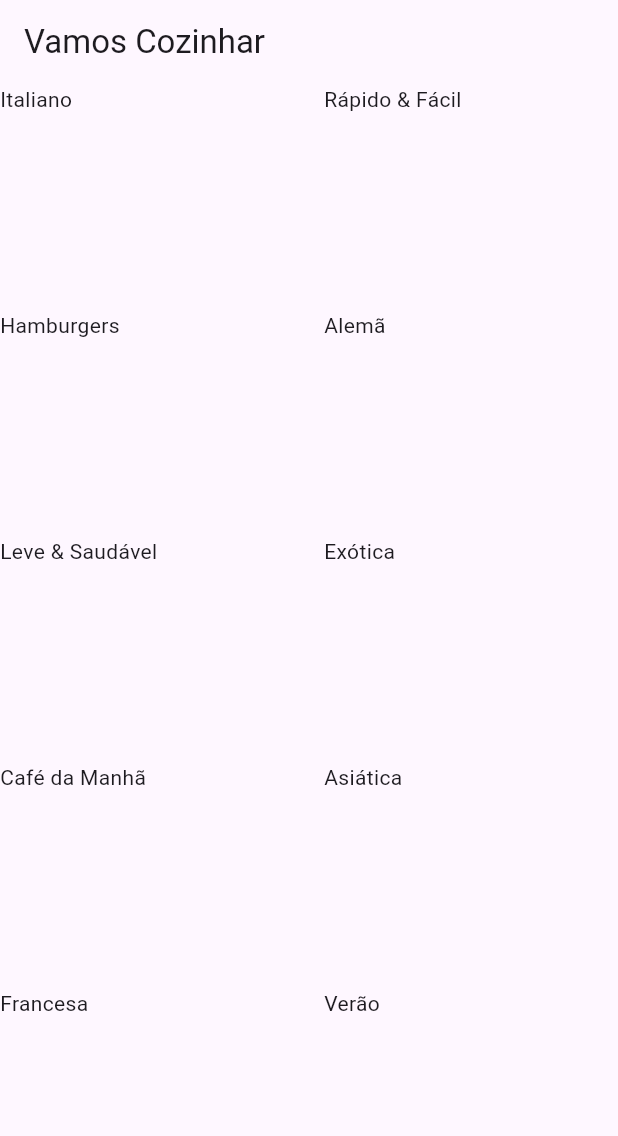
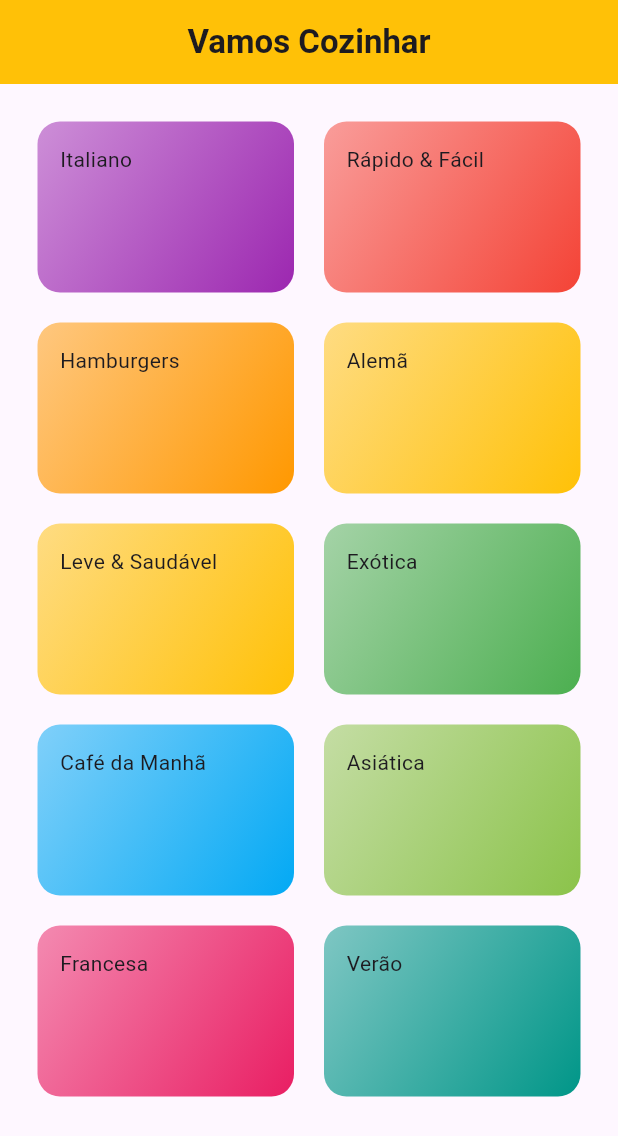
Before and after one commit to martinsharliton/refeicoes_mobile, a Flutter app: the screen it shows after launch, on a phone screen of 412 x 824 dp. Shown: the top 1136 px of the screen. Run offline on Flutter 3.47's test engine with Material 3 defaults, Android fonts, the phone set to English and light mode, and no system bars; Roboto replaces fonts that are missing (Raleway-Bold).

Commit message:
app refeicoes rotas

```diff
--- a/lib/components/item_categoria.dart
+++ b/lib/components/item_categoria.dart
@@ -1,3 +1,4 @@
+import 'package:app03_refeicoes/utils/rotas_app.dart';
 import 'package:flutter/material.dart';
 import '../models/categoria.dart';
 
@@ -6,10 +7,28 @@ class ItemCategoria extends StatelessWidget {
 
   const ItemCategoria(this.categoria, {super.key});
 
+  _selecionarCategoria(BuildContext context) {
+    Navigator.of(context)
+        .pushNamed(RotasApp.CATEGORIA_REFEICOES, arguments: categoria);
+  }
+
   @override
   Widget build(BuildContext context) {
-    return Container(
-      child: Text(categoria.titulo),
+    return InkWell(
+      onTap: () => _selecionarCategoria(context),
+      splashColor: Colors.black,
+      child: Container(
+        padding: const EdgeInsets.all(15),
+        decoration: BoxDecoration(
+          borderRadius: BorderRadius.circular(15),
+          gradient: LinearGradient(
+            colors: [categoria.cor.withOpacity(0.5), categoria.cor],
+            begin: Alignment.topLeft,
+            end: Alignment.bottomRight,
+          ),
+        ),
+        child: Text(categoria.titulo),
+      ),
     );
   }
 }
--- a/lib/data/dados_ficticios.dart
+++ b/lib/data/dados_ficticios.dart
@@ -1,55 +1,53 @@
-import 'dart:math';
-
 import 'package:flutter/material.dart';
 import '../models/categoria.dart';
 
-const List<Categoria> DADOS_FICTICIOS = [
-  Categoria(
+final List<Categoria> DADOS_FICTICIOS = [
+  const Categoria(
     id: 'c1',
     titulo: 'Italiano',
     cor: Colors.purple,
   ),
-  Categoria(
+  const Categoria(
     id: 'c2',
     titulo: 'Rápido & Fácil',
     cor: Colors.red,
   ),
-  Categoria(
+  const Categoria(
     id: 'c3',
     titulo: 'Hamburgers',
     cor: Colors.orange,
   ),
-  Categoria(
+  const Categoria(
     id: 'c4',
     titulo: 'Alemã',
     cor: Colors.amber,
   ),
-  Categoria(
+  const Categoria(
     id: 'c5',
     titulo: 'Leve & Saudável',
     cor: Colors.amber,
   ),
-  Categoria(
+  const Categoria(
     id: 'c6',
     titulo: 'Exótica',
     cor: Colors.green,
   ),
-  Categoria(
+  const Categoria(
     id: 'c7',
     titulo: 'Café da Manhã',
     cor: Colors.lightBlue,
   ),
-  Categoria(
+  const Categoria(
     id: 'c8',
     titulo: 'Asiática',
     cor: Colors.lightGreen,
   ),
-  Categoria(
+  const Categoria(
     id: 'c9',
     titulo: 'Francesa',
     cor: Colors.pink,
   ),
-  Categoria(
+  const Categoria(
     id: 'c10',
     titulo: 'Verão',
     cor: Colors.teal,
--- a/lib/main.dart
+++ b/lib/main.dart
@@ -1,6 +1,8 @@
+import 'package:app03_refeicoes/utils/rotas_app.dart';
 import 'package:flutter/material.dart';
 
 import './screens/tela_categoria.dart';
+import './screens/tela_refeicoes_categoria.dart';
 
 void main() {
   runApp(const MyApp());
@@ -16,8 +18,16 @@ class MyApp extends StatelessWidget {
       title: 'Flutter Demo',
       theme: ThemeData(
         primarySwatch: Colors.blue,
+        fontFamily: 'Raleway-Bold',
+        canvasColor: const Color.fromRGBO(255, 254, 229, 1),
       ),
-      home: const Telacategoria(),
+      //home: const TelaCategoria(),
+
+      // -- Rotas do aplicativo --
+      routes: {
+        RotasApp.HOME: ((context) => const TelaCategoria()),
+        RotasApp.CATEGORIA_REFEICOES: ((context) => const TelaCategoriaRefeicoes()),
+      },
     );
   }
 }
--- a/lib/models/categoria.dart
+++ b/lib/models/categoria.dart
@@ -1,5 +1,3 @@
-import 'dart:ui';
-
 import 'package:flutter/material.dart';
 
 class Categoria {
--- a/lib/screens/tela_categoria.dart
+++ b/lib/screens/tela_categoria.dart
@@ -2,16 +2,23 @@ import 'package:flutter/material.dart';
 import '../components/item_categoria.dart';
 import '../data/dados_ficticios.dart';
 
-class Telacategoria extends StatelessWidget {
-  const Telacategoria({super.key});
+class TelaCategoria extends StatelessWidget {
+  const TelaCategoria({super.key});
 
   @override
   Widget build(BuildContext context) {
     return Scaffold(
       appBar: AppBar(
-        title: const Text('Vamos Cozinhar'),
+        backgroundColor: Colors.amber,
+        title: const Center(
+          child: Text(
+            'Vamos Cozinhar',
+            style: TextStyle(fontWeight: FontWeight.bold),
+          ),
+        ),
       ),
       body: GridView(
+        padding: const EdgeInsets.all(25),
         gridDelegate: const SliverGridDelegateWithMaxCrossAxisExtent(
           maxCrossAxisExtent: 200,
           childAspectRatio: 1.5,
--- /dev/null
+++ b/lib/screens/tela_refeicoes_categoria.dart
@@ -0,0 +1,20 @@
+import 'package:app03_refeicoes/models/categoria.dart';
+import 'package:flutter/material.dart';
+
+class TelaCategoriaRefeicoes extends StatelessWidget {
+  const TelaCategoriaRefeicoes({super.key});
+
+  @override
+  Widget build(BuildContext context) {
+    final categoria = ModalRoute.of(context)?.settings.arguments as Categoria;
+
+    return Scaffold(
+      appBar: AppBar(
+        title: Text(categoria.titulo),
+      ),
+      body: Center(
+        child: Text('Receitas por categoria: ${categoria.id}'),
+      ),
+    );
+  }
+}
--- /dev/null
+++ b/lib/utils/rotas_app.dart
@@ -0,0 +1,4 @@
+class RotasApp {
+  static const HOME = '/';
+  static const CATEGORIA_REFEICOES = '/categoria-refeicoes';
+}
```
Also changed, not shown: pubspec.yaml (+19 -12 lines), assets/fonts/Raleway-Black.ttf (added), assets/fonts/Raleway-Bold.ttf (added), assets/fonts/Raleway-Regular.ttf (added), assets/fonts/RobotoCondensed-Bold.ttf (added), assets/fonts/RobotoCondensed-Italic.ttf (added), assets/fonts/RobotoCondensed-Light.ttf (added), assets/fonts/RobotoCondensed-Regular.ttf (added), pubspec.lock, 2 other files.
